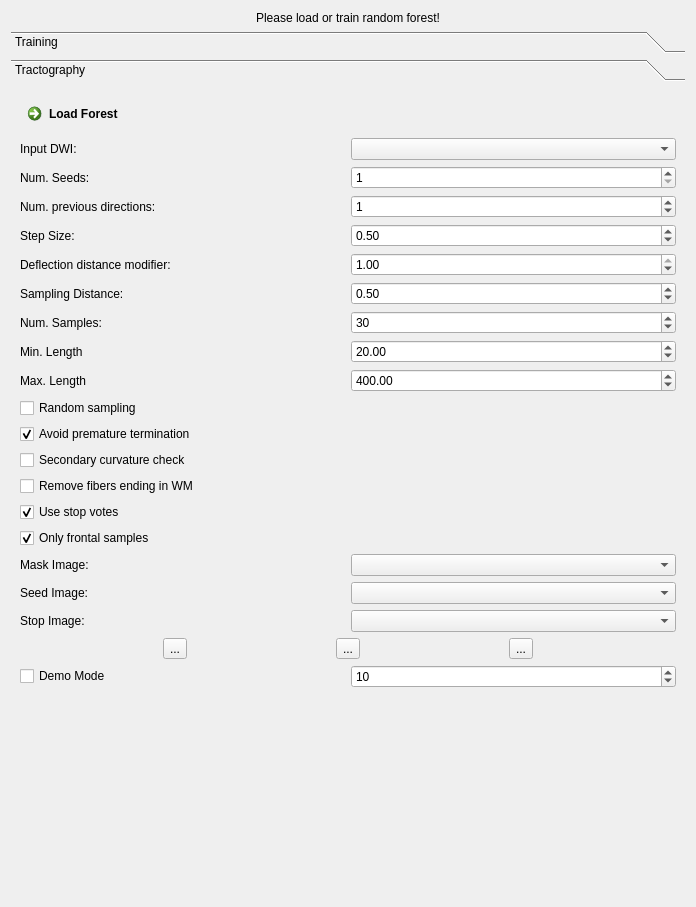
Qt form Plugins/org.mitk.gui.qt.diffusionimaging/src/internal/QmitkMLBTViewControls.ui (pollen-metrology/MITK) before a commit.
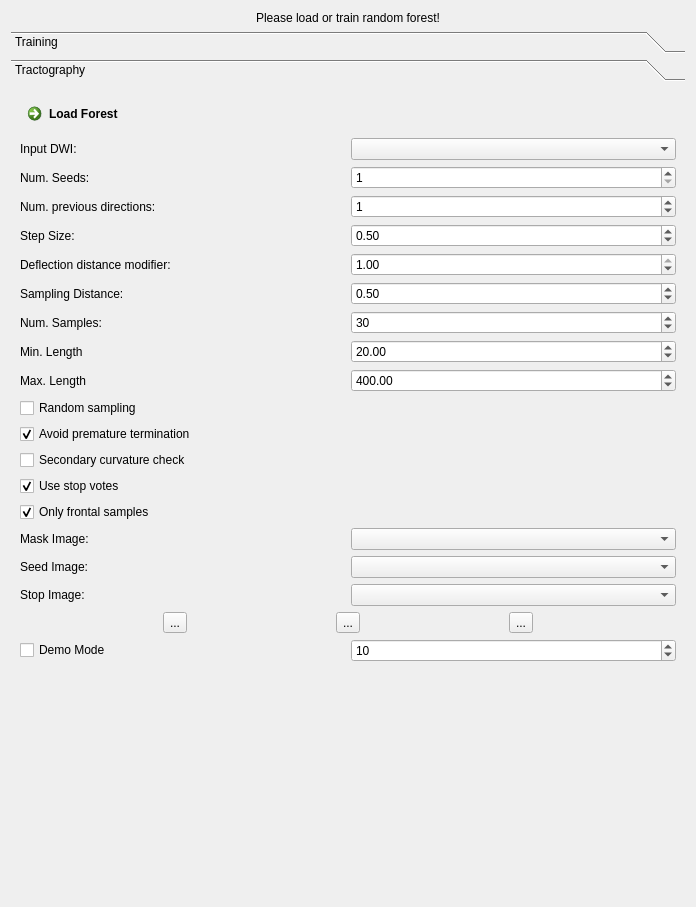
The same form after that commit. Icons and pictures are not drawn. Custom widgets are drawn as their Qt base class.

```diff
--- a/Plugins/org.mitk.gui.qt.diffusionimaging/src/internal/QmitkMLBTViewControls.ui
+++ b/Plugins/org.mitk.gui.qt.diffusionimaging/src/internal/QmitkMLBTViewControls.ui
@@ -381,24 +381,178 @@
        <string>Tractography</string>
       </attribute>
       <layout class="QGridLayout" name="gridLayout_2">
-       <item row="3" column="0">
-        <widget class="QCheckBox" name="m_AvoidStop">
+       <item row="6" column="0">
+        <widget class="QCheckBox" name="m_OnlyForwardSamples">
          <property name="text">
-          <string>Avoid premature termination</string>
+          <string>Only frontal samples</string>
          </property>
          <property name="checked">
           <bool>true</bool>
          </property>
         </widget>
        </item>
-       <item row="4" column="0">
-        <widget class="QCheckBox" name="m_Curvcheck2">
-         <property name="text">
-          <string>Secondary curvature check</string>
+       <item row="8" column="0">
+        <widget class="QFrame" name="frame_5">
+         <property name="frameShape">
+          <enum>QFrame::NoFrame</enum>
          </property>
-         <property name="checked">
-          <bool>false</bool>
+         <property name="frameShadow">
+          <enum>QFrame::Raised</enum>
          </property>
+         <layout class="QGridLayout" name="gridLayout_7">
+          <property name="leftMargin">
+           <number>0</number>
+          </property>
+          <property name="topMargin">
+           <number>0</number>
+          </property>
+          <property name="rightMargin">
+           <number>0</number>
+          </property>
+          <property name="bottomMargin">
+           <number>0</number>
+          </property>
+          <item row="0" column="1">
+           <widget class="QToolButton" name="m_PauseTrackingButton">
+            <property name="toolTip">
+             <string>Pause tractography</string>
+            </property>
+            <property name="text">
+             <string>...</string>
+            </property>
+            <property name="icon">
+             <iconset resource="../../../org.mitk.gui.qt.ext/resources/org_mitk_icons.qrc">
+              <normaloff>:/org_mitk_icons/icons/tango/scalable/actions/media-playback-pause.svg</normaloff>:/org_mitk_icons/icons/tango/scalable/actions/media-playback-pause.svg</iconset>
+            </property>
+           </widget>
+          </item>
+          <item row="0" column="0">
+           <widget class="QToolButton" name="m_StartTrackingButton">
+            <property name="toolTip">
+             <string>Start tractography</string>
+            </property>
+            <property name="text">
+             <string>...</string>
+            </property>
+            <property name="icon">
+             <iconset resource="../../../org.mitk.gui.qt.ext/resources/org_mitk_icons.qrc">
+              <normaloff>:/org_mitk_icons/icons/tango/scalable/actions/media-playback-start.svg</normaloff>:/org_mitk_icons/icons/tango/scalable/actions/media-playback-start.svg</iconset>
+            </property>
+           </widget>
+          </item>
+          <item row="0" column="2">
+           <widget class="QToolButton" name="m_AbortTrackingButton">
+            <property name="toolTip">
+             <string>Abort tractography</string>
+            </property>
+            <property name="text">
+             <string>...</string>
+            </property>
+            <property name="icon">
+             <iconset resource="../../../org.mitk.gui.qt.ext/resources/org_mitk_icons.qrc">
+              <normaloff>:/org_mitk_icons/icons/tango/scalable/actions/media-playback-stop.svg</normaloff>:/org_mitk_icons/icons/tango/scalable/actions/media-playback-stop.svg</iconset>
+            </property>
+           </widget>
+          </item>
+         </layout>
+        </widget>
+       </item>
+       <item row="12" column="0">
+        <widget class="QFrame" name="frame_4">
+         <property name="frameShape">
+          <enum>QFrame::NoFrame</enum>
+         </property>
+         <property name="frameShadow">
+          <enum>QFrame::Raised</enum>
+         </property>
+         <layout class="QGridLayout" name="gridLayout_6">
+          <property name="leftMargin">
+           <number>0</number>
+          </property>
+          <property name="topMargin">
+           <number>0</number>
+          </property>
+          <property name="rightMargin">
+           <number>0</number>
+          </property>
+          <property name="bottomMargin">
+           <number>0</number>
+          </property>
+          <item row="0" column="0">
+           <widget class="QCheckBox" name="m_DemoModeBox">
+            <property name="text">
+             <string>Demo Mode</string>
+            </property>
+           </widget>
+          </item>
+          <item row="0" column="1">
+           <widget class="QSpinBox" name="m_TimerIntervalBox">
+            <property name="minimum">
+             <number>1</number>
+            </property>
+            <property name="maximum">
+             <number>1000</number>
+            </property>
+            <property name="value">
+             <number>10</number>
+            </property>
+           </widget>
+          </item>
+         </layout>
+        </widget>
+       </item>
+       <item row="7" column="0">
+        <widget class="QFrame" name="frame_3">
+         <property name="frameShape">
+          <enum>QFrame::NoFrame</enum>
+         </property>
+         <property name="frameShadow">
+          <enum>QFrame::Raised</enum>
+         </property>
+         <layout class="QGridLayout" name="gridLayout_5">
+          <property name="leftMargin">
+           <number>0</number>
+          </property>
+          <property name="topMargin">
+           <number>0</number>
+          </property>
+          <property name="rightMargin">
+           <number>0</number>
+          </property>
+          <property name="bottomMargin">
+           <number>0</number>
+          </property>
+          <item row="6" column="1">
+           <widget class="QmitkDataStorageComboBoxWithSelectNone" name="m_TrackingStopImageBox"/>
+          </item>
+          <item row="4" column="1">
+           <widget class="QmitkDataStorageComboBoxWithSelectNone" name="m_TrackingSeedImageBox"/>
+          </item>
+          <item row="2" column="1">
+           <widget class="QmitkDataStorageComboBoxWithSelectNone" name="m_TrackingMaskImageBox"/>
+          </item>
+          <item row="2" column="0">
+           <widget class="QLabel" name="label_16">
+            <property name="text">
+             <string>Mask Image:</string>
+            </property>
+           </widget>
+          </item>
+          <item row="4" column="0">
+           <widget class="QLabel" name="label_17">
+            <property name="text">
+             <string>Seed Image:</string>
+            </property>
+           </widget>
+          </item>
+          <item row="6" column="0">
+           <widget class="QLabel" name="label_18">
+            <property name="text">
+             <string>Stop Image:</string>
+            </property>
+           </widget>
+          </item>
+         </layout>
         </widget>
        </item>
        <item row="2" column="0">
@@ -411,15 +565,18 @@
          </property>
         </widget>
        </item>
-       <item row="6" column="0">
-        <widget class="QCheckBox" name="m_UseStopVotes">
-         <property name="text">
-          <string>Use stop votes</string>
+       <item row="13" column="0">
+        <spacer name="verticalSpacer">
+         <property name="orientation">
+          <enum>Qt::Vertical</enum>
          </property>
-         <property name="checked">
-          <bool>true</bool>
+         <property name="sizeHint" stdset="0">
+          <size>
+           <width>20</width>
+           <height>40</height>
+          </size>
          </property>
-        </widget>
+        </spacer>
        </item>
        <item row="1" column="0">
         <widget class="QFrame" name="frame_2">
@@ -612,134 +769,24 @@
          </layout>
         </widget>
        </item>
-       <item row="7" column="0">
-        <widget class="QCheckBox" name="m_OnlyForwardSamples">
+       <item row="5" column="0">
+        <widget class="QCheckBox" name="m_UseStopVotes">
          <property name="text">
-          <string>Only frontal samples</string>
+          <string>Use stop votes</string>
          </property>
          <property name="checked">
           <bool>true</bool>
          </property>
         </widget>
        </item>
-       <item row="8" column="0">
-        <widget class="QFrame" name="frame_3">
-         <property name="frameShape">
-          <enum>QFrame::NoFrame</enum>
+       <item row="4" column="0">
+        <widget class="QCheckBox" name="m_Curvcheck2">
+         <property name="text">
+          <string>Secondary curvature check</string>
          </property>
-         <property name="frameShadow">
-          <enum>QFrame::Raised</enum>
+         <property name="checked">
+          <bool>false</bool>
          </property>
-         <layout class="QGridLayout" name="gridLayout_5">
-          <property name="leftMargin">
-           <number>0</number>
-          </property>
-          <property name="topMargin">
-           <number>0</number>
-          </property>
-          <property name="rightMargin">
-           <number>0</number>
-          </property>
-          <property name="bottomMargin">
-           <number>0</number>
-          </property>
-          <item row="6" column="1">
-           <widget class="QmitkDataStorageComboBoxWithSelectNone" name="m_TrackingStopImageBox"/>
-          </item>
-          <item row="4" column="1">
-           <widget class="QmitkDataStorageComboBoxWithSelectNone" name="m_TrackingSeedImageBox"/>
-          </item>
-          <item row="2" column="1">
-           <widget class="QmitkDataStorageComboBoxWithSelectNone" name="m_TrackingMaskImageBox"/>
-          </item>
-          <item row="2" column="0">
-           <widget class="QLabel" name="label_16">
-            <property name="text">
-             <string>Mask Image:</string>
-            </property>
-           </widget>
-          </item>
-          <item row="4" column="0">
-           <widget class="QLabel" name="label_17">
-            <property name="text">
-             <string>Seed Image:</string>
-            </property>
-           </widget>
-          </item>
-          <item row="6" column="0">
-           <widget class="QLabel" name="label_18">
-            <property name="text">
-             <string>Stop Image:</string>
-            </property>
-           </widget>
-          </item>
-         </layout>
-        </widget>
-       </item>
-       <item row="9" column="0">
-        <widget class="QFrame" name="frame_5">
-         <property name="frameShape">
-          <enum>QFrame::NoFrame</enum>
-         </property>
-         <property name="frameShadow">
-          <enum>QFrame::Raised</enum>
-         </property>
-         <layout class="QGridLayout" name="gridLayout_7">
-          <property name="leftMargin">
-           <number>0</number>
-          </property>
-          <property name="topMargin">
-           <number>0</number>
-          </property>
-          <property name="rightMargin">
-           <number>0</number>
-          </property>
-          <property name="bottomMargin">
-           <number>0</number>
-          </property>
-          <item row="0" column="1">
-           <widget class="QToolButton" name="m_PauseTrackingButton">
-            <property name="toolTip">
-             <string>Pause tractography</string>
-            </property>
-            <property name="text">
-             <string>...</string>
-            </property>
-            <property name="icon">
-             <iconset resource="../../../org.mitk.gui.qt.ext/resources/org_mitk_icons.qrc">
-              <normaloff>:/org_mitk_icons/icons/tango/scalable/actions/media-playback-pause.svg</normaloff>:/org_mitk_icons/icons/tango/scalable/actions/media-playback-pause.svg</iconset>
-            </property>
-           </widget>
-          </item>
-          <item row="0" column="0">
-           <widget class="QToolButton" name="m_StartTrackingButton">
-            <property name="toolTip">
-             <string>Start tractography</string>
-            </property>
-            <property name="text">
-             <string>...</string>
-            </property>
-            <property name="icon">
-             <iconset resource="../../../org.mitk.gui.qt.ext/resources/org_mitk_icons.qrc">
-              <normaloff>:/org_mitk_icons/icons/tango/scalable/actions/media-playback-start.svg</normaloff>:/org_mitk_icons/icons/tango/scalable/actions/media-playback-start.svg</iconset>
-            </property>
-           </widget>
-          </item>
-          <item row="0" column="2">
-           <widget class="QToolButton" name="m_AbortTrackingButton">
-            <property name="toolTip">
-             <string>Abort tractography</string>
-            </property>
-            <property name="text">
-             <string>...</string>
-            </property>
-            <property name="icon">
-             <iconset resource="../../../org.mitk.gui.qt.ext/resources/org_mitk_icons.qrc">
-              <normaloff>:/org_mitk_icons/icons/tango/scalable/actions/media-playback-stop.svg</normaloff>:/org_mitk_icons/icons/tango/scalable/actions/media-playback-stop.svg</iconset>
-            </property>
-           </widget>
-          </item>
-         </layout>
         </widget>
        </item>
        <item row="0" column="0">
@@ -749,70 +796,13 @@
          </property>
         </widget>
        </item>
-       <item row="14" column="0">
-        <spacer name="verticalSpacer">
-         <property name="orientation">
-          <enum>Qt::Vertical</enum>
-         </property>
-         <property name="sizeHint" stdset="0">
-          <size>
-           <width>20</width>
-           <height>40</height>
-          </size>
-         </property>
-        </spacer>
-       </item>
-       <item row="13" column="0">
-        <widget class="QFrame" name="frame_4">
-         <property name="frameShape">
-          <enum>QFrame::NoFrame</enum>
-         </property>
-         <property name="frameShadow">
-          <enum>QFrame::Raised</enum>
-         </property>
-         <layout class="QGridLayout" name="gridLayout_6">
-          <property name="leftMargin">
-           <number>0</number>
-          </property>
-          <property name="topMargin">
-           <number>0</number>
-          </property>
-          <property name="rightMargin">
-           <number>0</number>
-          </property>
-          <property name="bottomMargin">
-           <number>0</number>
-          </property>
-          <item row="0" column="0">
-           <widget class="QCheckBox" name="m_DemoModeBox">
-            <property name="text">
-             <string>Demo Mode</string>
-            </property>
-           </widget>
-          </item>
-          <item row="0" column="1">
-           <widget class="QSpinBox" name="m_TimerIntervalBox">
-            <property name="minimum">
-             <number>1</number>
-            </property>
-            <property name="maximum">
-             <number>1000</number>
-            </property>
-            <property name="value">
-             <number>10</number>
-            </property>
-           </widget>
-          </item>
-         </layout>
-        </widget>
-       </item>
-       <item row="5" column="0">
-        <widget class="QCheckBox" name="m_RemoveWmFibers">
+       <item row="3" column="0">
+        <widget class="QCheckBox" name="m_AvoidStop">
          <property name="text">
-          <string>Remove fibers ending in WM</string>
+          <string>Avoid premature termination</string>
          </property>
          <property name="checked">
-          <bool>false</bool>
+          <bool>true</bool>
          </property>
         </widget>
        </item>
```
